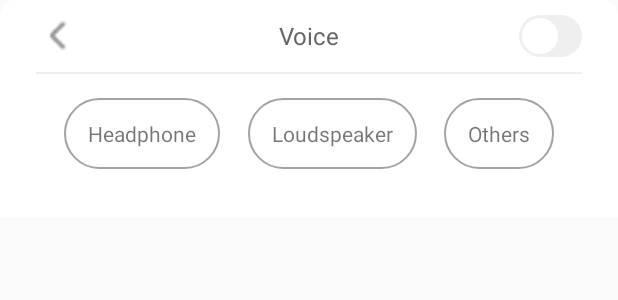
After one commit to topjs/AgoraLive, an Android app: the layout action_voice.xml on its own in the app's theme, with its tools: preview values and no code run, on a phone screen of 412 x 824 dp. The commit adds this screen. Shown: the top 300 px of the screen. Run offline under Robolectric (Android 15) with nearby library versions, the phone set to English and light mode, and no system bars.

Commit message:
voice action sheet & listener

```diff
--- a/AgoraLive-Android/app/src/main/java/io/agora/vlive/ui/BaseActivity.java
+++ b/AgoraLive-Android/app/src/main/java/io/agora/vlive/ui/BaseActivity.java
@@ -24,6 +24,7 @@ import io.agora.vlive.AgoraLiveApplication;
 import io.agora.vlive.ui.actionsheets.AbstractActionSheet;
 import io.agora.vlive.ui.actionsheets.GiftActionSheet;
 import io.agora.vlive.ui.actionsheets.LiveRoomToolActionSheet;
+import io.agora.vlive.ui.actionsheets.VoiceActionSheet;
 import io.agora.vlive.utils.Global;
 import io.agora.vlive.R;
 import io.agora.vlive.ui.actionsheets.BackgroundMusicActionSheet;
@@ -42,6 +43,7 @@ public abstract class BaseActivity extends AppCompatActivity {
     protected static final int ACTION_SHEET_BG_MUSIC = 2;
     protected static final int ACTION_SHEET_GIFT = 3;
     protected static final int ACTION_SHEET_TOOL = 4;
+    protected static final int ACTION_SHEET_VOICE = 5;
 
     private static final int ACTION_SHEET_DIALOG_STYLE_RES = R.style.live_room_dialog;
 
@@ -162,6 +164,9 @@ public abstract class BaseActivity extends AppCompatActivity {
                 actionSheet = new LiveRoomToolActionSheet(this);
                 ((LiveRoomToolActionSheet) actionSheet).setHost(isHost);
                 break;
+            case ACTION_SHEET_VOICE:
+                actionSheet = new VoiceActionSheet(this);
+                break;
             default:
                 actionSheet = new LiveRoomSettingActionSheet(this);
                 ((LiveRoomSettingActionSheet) actionSheet).setFallback(!newStack);
--- a/AgoraLive-Android/app/src/main/res/layout/action_beauty.xml
+++ b/AgoraLive-Android/app/src/main/res/layout/action_beauty.xml
@@ -11,7 +11,6 @@
         android:paddingStart="@dimen/live_room_action_sheet_margin"
         android:paddingEnd="@dimen/live_room_action_sheet_margin">
         <androidx.appcompat.widget.AppCompatTextView
-            android:id="@+id/live_room_action_sheet_bg_music_title"
             android:layout_width="match_parent"
             android:layout_height="@dimen/live_room_action_sheet_text_item_height"
             android:textAlignment="gravity"
--- /dev/null
+++ b/AgoraLive-Android/app/src/main/res/layout/action_voice.xml
@@ -0,0 +1,79 @@
+<?xml version="1.0" encoding="utf-8"?>
+<LinearLayout xmlns:android="http://schemas.android.com/apk/res/android"
+    xmlns:app="http://schemas.android.com/apk/res-auto"
+    android:layout_width="match_parent"
+    android:layout_height="wrap_content"
+    android:orientation="vertical"
+    android:background="@drawable/round_top_corner_white_bg">
+    <RelativeLayout
+        android:layout_width="match_parent"
+        android:layout_height="@dimen/live_room_action_sheet_text_item_height"
+        android:paddingStart="@dimen/live_room_action_sheet_margin"
+        android:paddingEnd="@dimen/live_room_action_sheet_margin">
+        <androidx.appcompat.widget.AppCompatTextView
+            android:layout_width="match_parent"
+            android:layout_height="@dimen/live_room_action_sheet_text_item_height"
+            android:textAlignment="gravity"
+            android:gravity="center"
+            android:text="@string/live_room_voice_action_sheet_title"
+            android:textSize="@dimen/text_size_normal"
+            android:textColor="@color/gray_darkest"/>
+        <View
+            android:id="@+id/voice_switch"
+            android:layout_width="@dimen/switch_width"
+            android:layout_height="@dimen/switch_height"
+            android:layout_alignParentEnd="true"
+            android:layout_centerVertical="true"
+            android:background="@drawable/switch_background"/>
+
+        <View
+            android:id="@+id/live_room_voice_back"
+            android:layout_width="@dimen/live_room_action_arrow_size"
+            android:layout_height="@dimen/live_room_action_arrow_size"
+            android:layout_alignParentStart="true"
+            android:layout_centerVertical="true"
+            android:background="@drawable/icon_back"/>
+    </RelativeLayout>
+
+    <View
+        android:layout_width="match_parent"
+        android:layout_height="@dimen/live_room_action_sheet_item_divider_height"
+        android:layout_marginStart="@dimen/live_room_action_sheet_margin"
+        android:layout_marginEnd="@dimen/live_room_action_sheet_margin"
+        android:background="@color/gray_lightest"/>
+
+    <androidx.constraintlayout.widget.ConstraintLayout
+        android:layout_width="match_parent"
+        android:layout_height="wrap_content"
+        android:layout_marginStart="@dimen/live_room_action_sheet_margin"
+        android:layout_marginEnd="@dimen/live_room_action_sheet_margin"
+        android:layout_marginTop="@dimen/activity_vertical_margin"
+        android:layout_marginBottom="@dimen/activity_vertical_margin"
+        android:paddingBottom="@dimen/live_room_action_sheet_text_margin">
+        <androidx.appcompat.widget.AppCompatTextView
+            android:id="@+id/voice_headphone"
+            app:layout_constraintHorizontal_chainStyle="spread"
+            app:layout_constraintStart_toStartOf="parent"
+            app:layout_constraintEnd_toStartOf="@id/voice_loudspeaker"
+            app:layout_constraintTop_toTopOf="parent"
+            app:layout_constraintBottom_toBottomOf="parent"
+            android:text="@string/live_room_voice_action_sheet_headphone"
+            style="@style/voice_action_sheet_button"/>
+        <androidx.appcompat.widget.AppCompatTextView
+            android:id="@+id/voice_loudspeaker"
+            app:layout_constraintStart_toEndOf="@id/voice_headphone"
+            app:layout_constraintEnd_toStartOf="@id/voice_others"
+            app:layout_constraintTop_toTopOf="parent"
+            app:layout_constraintBottom_toBottomOf="parent"
+            android:text="@string/live_room_voice_action_sheet_loudspeaker"
+            style="@style/voice_action_sheet_button"/>
+        <androidx.appcompat.widget.AppCompatTextView
+            android:id="@+id/voice_others"
+            app:layout_constraintStart_toEndOf="@id/voice_loudspeaker"
+            app:layout_constraintEnd_toEndOf="parent"
+            app:layout_constraintTop_toTopOf="parent"
+            app:layout_constraintBottom_toBottomOf="parent"
+            android:text="@string/live_room_voice_action_sheet_others"
+            style="@style/voice_action_sheet_button"/>
+    </androidx.constraintlayout.widget.ConstraintLayout>
+</LinearLayout>
--- a/AgoraLive-Android/app/src/main/res/values/dimens.xml
+++ b/AgoraLive-Android/app/src/main/res/values/dimens.xml
@@ -98,6 +98,9 @@
     <dimen name="live_room_action_sheet_tool_icon_size">54dp</dimen>
     <dimen name="live_room_action_sheet_tool_icon_margin">6dp</dimen>
 
+    <dimen name="live_room_action_sheet_voice_button_text_padding_vertical">14dp</dimen>
+    <dimen name="live_room_action_sheet_voice_button_text_padding_horizontal">16dp</dimen>
+
     <!-- Dialogs -->
     <dimen name="dialog_width">282dp</dimen>
     <dimen name="dialog_height">150dp</dimen>
--- a/AgoraLive-Android/app/src/main/res/values/strings.xml
+++ b/AgoraLive-Android/app/src/main/res/values/strings.xml
@@ -70,6 +70,11 @@
         <item>Speaker</item>
     </string-array>
 
+    <string name="live_room_voice_action_sheet_title">Voice</string>
+    <string name="live_room_voice_action_sheet_headphone">Headphone</string>
+    <string name="live_room_voice_action_sheet_loudspeaker">Loudspeaker</string>
+    <string name="live_room_voice_action_sheet_others">Others</string>
+
     <!-- dialog -->
     <string name="dialog_negative_button">Cancel</string>
     <string name="dialog_positive_button">Confirm</string>
--- a/AgoraLive-Android/app/src/main/res/values/styles.xml
+++ b/AgoraLive-Android/app/src/main/res/values/styles.xml
@@ -49,4 +49,16 @@
     <style name="action_sheet_beauty_seek_bar" parent="action_sheet_seek_bar">
         <item name="android:max">10</item>
     </style>
+
+    <style name="voice_action_sheet_button">
+        <item name="android:layout_width">wrap_content</item>
+        <item name="android:layout_height">wrap_content</item>
+        <item name="android:paddingTop">@dimen/live_room_action_sheet_voice_button_text_padding_vertical</item>
+        <item name="android:paddingBottom">@dimen/live_room_action_sheet_voice_button_text_padding_vertical</item>
+        <item name="android:paddingStart">@dimen/live_room_action_sheet_voice_button_text_padding_horizontal</item>
+        <item name="android:paddingEnd">@dimen/live_room_action_sheet_voice_button_text_padding_horizontal</item>
+        <item name="android:textAlignment">gravity</item>
+        <item name="android:gravity">center</item>
+        <item name="android:background">@drawable/action_sheet_button_bg</item>
+    </style>
 </resources>
```
Also changed, not shown: AgoraLive-Android/app/src/main/java/io/agora/vlive/ui/actionsheets/VoiceActionSheet.java (added, +96 -0 lines), AgoraLive-Android/app/src/main/java/io/agora/vlive/ui/live/HostInLiveActivity.java (+22 -3 lines), AgoraLive-Android/app/src/main/java/io/agora/vlive/ui/live/HostPKLiveActivity.java (+20 -1 lines), AgoraLive-Android/app/src/main/java/io/agora/vlive/ui/live/SingleHostLiveActivity.java (+20 -1 lines), 1 other file.
